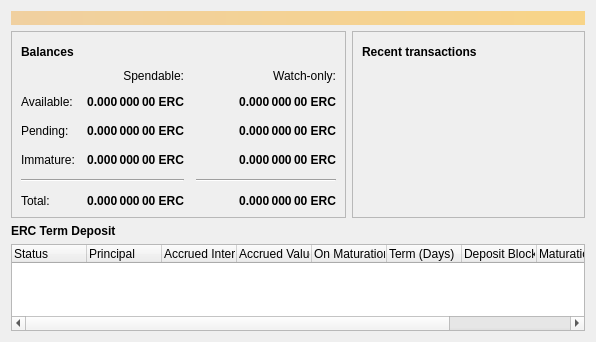
Qt form src/qt/forms/overviewpage.ui (EuropecoinEUORG/Europecoin-V3) before a commit.
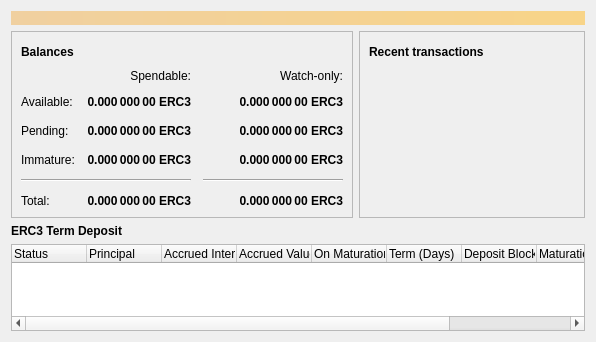
The same form after that commit. Icons and pictures are not drawn.

Diff of the .ui file:
```diff
--- a/src/qt/forms/overviewpage.ui
+++ b/src/qt/forms/overviewpage.ui
@@ -126,7 +126,7 @@
                <string>Unconfirmed transactions to watch-only addresses</string>
               </property>
               <property name="text">
-               <string notr="true">0.000 000 00 ERC</string>
+               <string notr="true">0.000 000 00 ERC3</string>
               </property>
               <property name="alignment">
                <set>Qt::AlignRight|Qt::AlignTrailing|Qt::AlignVCenter</set>
@@ -151,7 +151,7 @@
                <string>Total of transactions that have yet to be confirmed, and do not yet count toward the spendable balance</string>
               </property>
               <property name="text">
-               <string notr="true">0.000 000 00 ERC</string>
+               <string notr="true">0.000 000 00 ERC3</string>
               </property>
               <property name="alignment">
                <set>Qt::AlignRight|Qt::AlignTrailing|Qt::AlignVCenter</set>
@@ -176,7 +176,7 @@
                <string>Mined balance in watch-only addresses that has not yet matured</string>
               </property>
               <property name="text">
-               <string notr="true">0.000 000 00 ERC</string>
+               <string notr="true">0.000 000 00 ERC3</string>
               </property>
               <property name="alignment">
                <set>Qt::AlignRight|Qt::AlignTrailing|Qt::AlignVCenter</set>
@@ -234,7 +234,7 @@
                <string>Mined balance that has not yet matured</string>
               </property>
               <property name="text">
-               <string notr="true">0.000 000 00 ERC</string>
+               <string notr="true">0.000 000 00 ERC3</string>
               </property>
               <property name="alignment">
                <set>Qt::AlignRight|Qt::AlignTrailing|Qt::AlignVCenter</set>
@@ -279,7 +279,7 @@
                <string>Your current total balance</string>
               </property>
               <property name="text">
-               <string notr="true">0.000 000 00 ERC</string>
+               <string notr="true">0.000 000 00 ERC3</string>
               </property>
               <property name="alignment">
                <set>Qt::AlignRight|Qt::AlignTrailing|Qt::AlignVCenter</set>
@@ -304,7 +304,7 @@
                <string>Current total balance in watch-only addresses</string>
               </property>
               <property name="text">
-               <string notr="true">0.000 000 00 ERC</string>
+               <string notr="true">0.000 000 00 ERC3</string>
               </property>
               <property name="alignment">
                <set>Qt::AlignRight|Qt::AlignTrailing|Qt::AlignVCenter</set>
@@ -346,7 +346,7 @@
                <string>Your current spendable balance</string>
               </property>
               <property name="text">
-               <string notr="true">0.000 000 00 ERC</string>
+               <string notr="true">0.000 000 00 ERC3</string>
               </property>
               <property name="alignment">
                <set>Qt::AlignRight|Qt::AlignTrailing|Qt::AlignVCenter</set>
@@ -371,7 +371,7 @@
                <string>Your current balance in watch-only addresses</string>
               </property>
               <property name="text">
-               <string notr="true">0.000 000 00 ERC</string>
+               <string notr="true">0.000 000 00 ERC3</string>
               </property>
               <property name="alignment">
                <set>Qt::AlignRight|Qt::AlignTrailing|Qt::AlignVCenter</set>
@@ -534,7 +534,7 @@
    <item>
     <widget class="QLabel" name="label">
      <property name="text">
-      <string>&lt;html&gt;&lt;head/&gt;&lt;body&gt;&lt;p&gt;&lt;span style=&quot; font-weight:600;&quot;&gt;ERC Term Deposit&lt;/span&gt;&lt;/p&gt;&lt;/body&gt;&lt;/html&gt;</string>
+      <string>&lt;html&gt;&lt;head/&gt;&lt;body&gt;&lt;p&gt;&lt;span style=&quot; font-weight:600;&quot;&gt;ERC3 Term Deposit&lt;/span&gt;&lt;/p&gt;&lt;/body&gt;&lt;/html&gt;</string>
      </property>
     </widget>
    </item>
```
